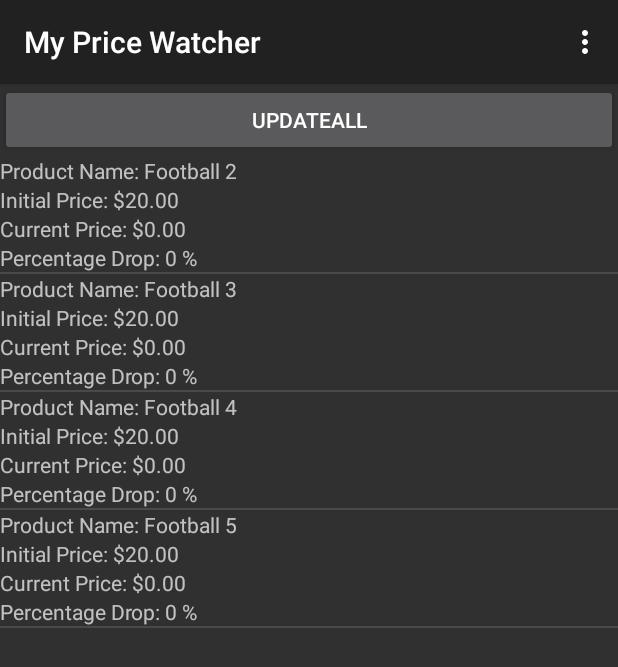
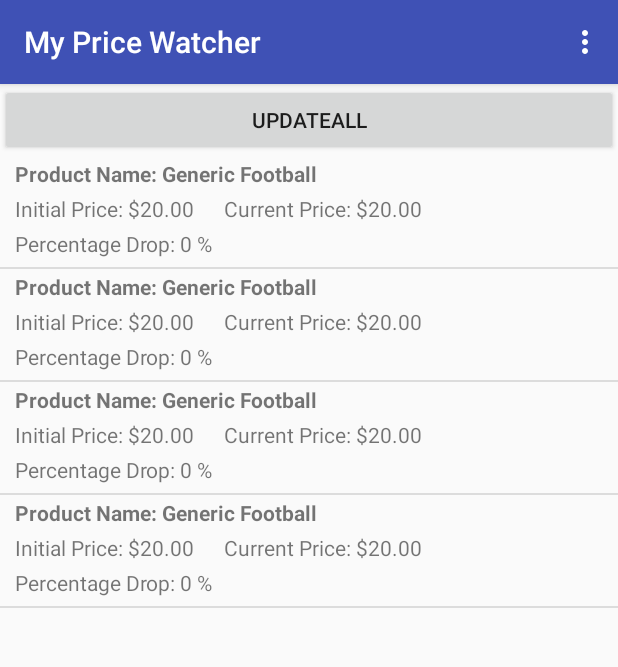
Before and after one commit to dmsolorzano/PriceWatcherApp, an Android app: the ProductListActivity screen opened directly, with no data from a screen before it, on a phone screen of 412 x 824 dp. Shown: the top 667 px of the screen. Run offline under Robolectric (Android 15) with nearby library versions, the phone set to English and light mode, and no system bars.

Commit message:
Added functionality for adding a new Product with a URL

```diff
--- a/app/build.gradle
+++ b/app/build.gradle
@@ -30,4 +30,5 @@ dependencies {
     testImplementation 'junit:junit:4.12'
     androidTestImplementation 'com.android.support.test:runner:1.0.2'
     androidTestImplementation 'com.android.support.test.espresso:espresso-core:3.0.2'
+    implementation 'com.android.support:gridlayout-v7:27.1.1'
 }
--- a/app/src/main/AndroidManifest.xml
+++ b/app/src/main/AndroidManifest.xml
@@ -8,7 +8,7 @@
         android:label="@string/app_name"
         android:roundIcon="@mipmap/pw_ic_launcher_round"
         android:supportsRtl="true"
-        android:theme="@style/Theme.AppCompat">
+        android:theme="@style/AppTheme">
         <activity android:name=".MainActivity">
             <intent-filter>
                 <action android:name="android.intent.action.MAIN" />
--- a/app/src/main/java/edu/utep/cs/cs4330/mypricewatcher/PriceFinder.java
+++ b/app/src/main/java/edu/utep/cs/cs4330/mypricewatcher/PriceFinder.java
@@ -15,13 +15,13 @@ public class PriceFinder {
 
     /** Constructor to add dummy products to the list*/
     public void populateList(){
-        Product product2 = new Product("Football 2");
+        Product product2 = new Product();
         products.add(product2);
-        Product product3 = new Product("Football 3");
+        Product product3 = new Product();
         products.add(product3);
-        Product product4 = new Product("Football 4");
+        Product product4 = new Product();
         products.add(product4);
-        Product product5 = new Product("Football 5");
+        Product product5 = new Product();
         products.add(product5);
 
     }
--- a/app/src/main/java/edu/utep/cs/cs4330/mypricewatcher/Product.java
+++ b/app/src/main/java/edu/utep/cs/cs4330/mypricewatcher/Product.java
@@ -11,15 +11,15 @@ public class Product {
     public Product() {
         productName = "Generic Football";
         initialPrice = 20.00; // Fixed price for the time being
-        currentPrice = 0.00;
-        url = "testURL";
+        currentPrice = 20.00;
+        url = "https://www.amazon.com/Wilson-Composite-High-School-Football/dp/B0009KF4SE/";
     }
 
-    public Product(String productName) {
+    public Product(String productName, String url) {
         this.productName = productName;
         initialPrice = 20.00; // Fixed price for the time being
-        currentPrice = 0.00;
-        url = "testURL";
+        currentPrice = 20.00;
+        this.url = url;
     }
 
     public Product(String name, double iPrice, double cPrice, String url){
--- a/app/src/main/java/edu/utep/cs/cs4330/mypricewatcher/ProductDetail.java
+++ b/app/src/main/java/edu/utep/cs/cs4330/mypricewatcher/ProductDetail.java
@@ -1,5 +1,6 @@
 package edu.utep.cs.cs4330.mypricewatcher;
 
+import android.content.Intent;
 import android.support.v7.app.AppCompatActivity;
 import android.os.Bundle;
 import android.webkit.WebSettings;
@@ -12,10 +13,13 @@ public class ProductDetail extends AppCompatActivity {
         super.onCreate(savedInstanceState);
         setContentView(R.layout.activity_product_detail);
 
+        Intent i = getIntent();
         WebView wv = (WebView) findViewById(R.id.webView);
         WebSettings webSettings = wv.getSettings();
         webSettings.setBuiltInZoomControls(true);
-        wv.loadUrl("https://www.amazon.com/Wilson-Composite-High-School-Football/dp/B0009KF4SE/");
+        // hardcoded get this from intent
+        //wv.loadUrl("https://www.amazon.com/Wilson-Composite-High-School-Football/dp/B0009KF4SE/");
+        wv.loadUrl(i.getStringExtra("url"));
 
     }
 }
--- a/app/src/main/res/layout/activity_main.xml
+++ b/app/src/main/res/layout/activity_main.xml
@@ -28,4 +28,6 @@
         app:layout_constraintEnd_toEndOf="parent"
         app:layout_constraintStart_toStartOf="parent"
         app:layout_constraintTop_toTopOf="parent" />
+
+
 </android.support.constraint.ConstraintLayout>
--- a/app/src/main/res/layout/simple_row.xml
+++ b/app/src/main/res/layout/simple_row.xml
@@ -1,28 +1,46 @@
 <?xml version="1.0" encoding="utf-8"?>
-<LinearLayout xmlns:android="http://schemas.android.com/apk/res/android"
+<RelativeLayout xmlns:android="http://schemas.android.com/apk/res/android"
     android:orientation="vertical"
     android:layout_width="match_parent"
-    android:layout_height="match_parent">
+    android:layout_height="match_parent"
+    android:paddingLeft="8dp"
+    android:paddingRight="8dp"
+    android:paddingBottom="4dp">
+
+
     <TextView
         android:id="@+id/name"
-        android:layout_width="wrap_content"
+        android:layout_width="match_parent"
         android:layout_height="wrap_content"
-        android:text="Name" />
+        android:text="@string/product_name"
+        android:textStyle="bold"
+        android:padding="2dp"/>
 
     <TextView
         android:id="@+id/initialPrice"
         android:layout_width="wrap_content"
         android:layout_height="wrap_content"
-        android:text="Price" />
+        android:layout_below="@id/name"
+        android:layout_alignParentLeft="true"
+        android:layout_marginRight="16dp"
+        android:text="@string/initial_price"
+        android:padding="2dp"/>
 
     <TextView
         android:id="@+id/currentPrice"
         android:layout_width="wrap_content"
         android:layout_height="wrap_content"
-        android:text="TextView" />
+        android:layout_below="@+id/name"
+        android:layout_marginLeft="0dp"
+        android:layout_toRightOf="@+id/initialPrice"
+        android:padding="2dp"
+        android:text="@string/current_price" />
     <TextView
         android:id="@+id/percentageDrop"
         android:layout_width="wrap_content"
         android:layout_height="wrap_content"
-        android:text="TextView" />
-</LinearLayout>
+        android:layout_below="@+id/initialPrice"
+        android:text="@string/percentage"
+        android:padding="2dp"/>
+
+</RelativeLayout>
--- a/app/src/main/res/values/strings.xml
+++ b/app/src/main/res/values/strings.xml
@@ -3,4 +3,9 @@
     <string name="initialPrice">InitialPrice</string>
     <string name="updateButton">Update Price</string>
     <string name="title_activity_product_detail">ProductDetail</string>
+    <string name="initialprice">initialPrice</string>
+    <string name="product_name">Product Name</string>
+    <string name="current_price">Current Price</string>
+    <string name="percentage">Percentage</string>
+    <string name="initial_price">Initial Price</string>
 </resources>
```
Also changed, not shown: app/src/main/java/edu/utep/cs/cs4330/mypricewatcher/ProductListActivity.java (+50 -8 lines), app/src/main/res/layout/custom_dialog.xml (added, +16 -0 lines).
